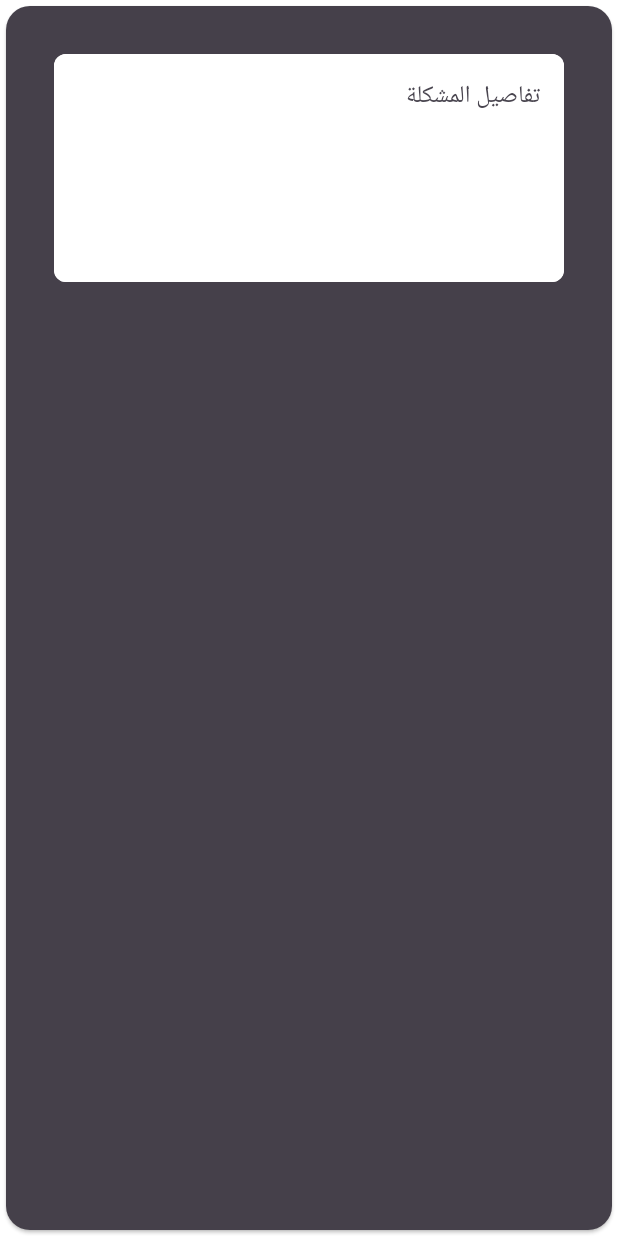
After one commit to HeshamAhmed1004/Crafts-Men, a Flutter app: the screen it shows after launch, after a tap on "Finishing", on a phone screen of 412 x 824 dp. The commit adds this screen. Run offline on Flutter 3.47's test engine with Material 3 defaults, Android fonts, the light colour scheme and no system bars; our stand-ins replace dio, flutter_bloc, flutter_screenutil, freezed_annotation, get_it, pretty_dio_logger and 1 more; generated files the repository leaves out were written again.

Commit message:
make some refactor

```diff
--- a/lib/core/routing/app_router.dart
+++ b/lib/core/routing/app_router.dart
@@ -5,6 +5,7 @@ import 'package:trade_craft/core/di/dependency_injection.dart';
 import 'package:trade_craft/core/routing/routes.dart';
 import 'package:trade_craft/features/home/home_screen.dart';
 import 'package:trade_craft/features/login/logic/login_cubit.dart';
+import 'package:trade_craft/features/service/ui/sevice_screen.dart';
 
 import '../../features/login/ui/login_screen.dart';
 import '../../features/signup/ui/signup_screen.dart';
@@ -12,20 +13,13 @@ import '../../features/signup/ui/signup_screen.dart';
 class AppRouter {
   Route generateRoute(RouteSettings settings) {
     //this arguments to be passed in any screen like this ( arguments as ClassName )
-    //final arguments = settings.arguments;
+    final arguments = settings.arguments;
     switch (settings.name) {
     //on boarding
       // case Routes.onBoardingScreen:
       //   return MaterialPageRoute(
       //     builder: (context) => const OnBoardingScreen(),
       //   );
-    //home screen
-      // case Routes.homeScreen:
-      //   return MaterialPageRoute(
-      //     builder: (context) => const HomeScreen(),
-      //   );
-
-
 
       case Routes.loginScreen:
         return MaterialPageRoute(
@@ -43,12 +37,11 @@ class AppRouter {
         return MaterialPageRoute(
           builder: (context) =>  const HomeScreen(),
         );
-      // case Routes.signupScreen:
-      //   return MaterialPageRoute(
-      //     builder: (context) => BlocProvider(
-      //         create: (context) => getIt<SignupCubit>(),
-      //         child: const SignupScreen()),
-      //   );
+      case Routes.serviceScreen:
+        return MaterialPageRoute(
+          builder: (context) =>  const ServiceScreen(),
+        );
+
       default:
         return MaterialPageRoute(
           builder: (context) => const Scaffold(
--- a/lib/core/routing/routes.dart
+++ b/lib/core/routing/routes.dart
@@ -4,5 +4,6 @@ class Routes{
   static const String loginScreen= '/loginScreen';
   static const String signupScreen= '/signupScreen';
   static const String homeScreen= '/homeScreen';
+  static const String serviceScreen= '/serviceScreen';
 
 }
--- a/lib/core/widgets/custom_text_field.dart
+++ b/lib/core/widgets/custom_text_field.dart
@@ -2,14 +2,15 @@ import 'package:flutter/material.dart';
 
 class CustomTextField extends StatelessWidget {
   final String hint;
-  final IconData icon;
+  final IconData ?icon;
   final TextInputType? keyboardType;
+  final InputBorder? border;
 
   const CustomTextField({
     super.key,
     required this.hint,
-    required this.icon,
-    this.keyboardType,
+     this.icon,
+    this.keyboardType, this.border,
   });
 
   @override
@@ -20,7 +21,7 @@ class CustomTextField extends StatelessWidget {
         prefixIcon: Icon(icon),
         filled: true,
         fillColor: Colors.white,
-        border: OutlineInputBorder(
+        border:border ?? OutlineInputBorder(
           borderRadius: BorderRadius.circular(8),
           borderSide: BorderSide.none,
         ),
--- a/lib/features/home/ui/widgets/services_grid.dart
+++ b/lib/features/home/ui/widgets/services_grid.dart
@@ -1,4 +1,7 @@
 import 'package:flutter/material.dart';
+import 'package:trade_craft/core/helpers/extention.dart';
+import 'package:trade_craft/core/routing/app_router.dart';
+import 'package:trade_craft/core/routing/routes.dart';
 import 'package:trade_craft/features/home/ui/widgets/service.dart';
 
 class ServicesGrid extends StatelessWidget {
@@ -39,7 +42,12 @@ class ServiceCard extends StatelessWidget {
 
   @override
   Widget build(BuildContext context) {
-    return Column(
+    return GestureDetector(
+      onTap: () {
+        // TODO: Navigate to service screen
+        context.pushNamed(Routes.serviceScreen,arguments: service.name);
+      },
+      child: Column(
         children: [
           Expanded(
             child: Container(
@@ -67,6 +75,7 @@ class ServiceCard extends StatelessWidget {
             ),
           ),
         ],
+      ),
     );
   }
 }
--- /dev/null
+++ b/lib/features/service/ui/sevice_screen.dart
@@ -0,0 +1,31 @@
+import 'package:flutter/material.dart';
+
+import 'widgets/problem_description_text_filed.dart';
+
+class ServiceScreen extends StatelessWidget {
+  const ServiceScreen({super.key});
+
+  @override
+  Widget build(BuildContext context) {
+    return Scaffold(
+      body: SafeArea(
+        child: Card(
+          color: const Color(0xFF45404a),
+          shape: RoundedRectangleBorder(
+            borderRadius: BorderRadius.circular(16),
+          ),
+          child: const Padding(
+            padding: EdgeInsets.all(32.0),
+            child: Column(
+              children: [
+                ProblemDescriptionTextField(
+                  maxLines: 5,
+                  hint: "تفاصيل المشكلة",),
+              ],
+            ),
+          ),
+        ),
+      ),
+    );
+  }
+}
--- /dev/null
+++ b/lib/features/service/ui/widgets/problem_description_text_filed.dart
@@ -0,0 +1,49 @@
+import 'package:flutter/material.dart';
+
+class ProblemDescriptionTextField extends StatelessWidget {
+  const ProblemDescriptionTextField({super.key, required this.hint, this.maxLines = 1, this.onSaved, this.onChanged});
+
+  final String hint;
+  final int maxLines;
+  final void Function(String?)? onSaved;
+  final void Function(String?)? onChanged;
+  @override
+  Widget build(BuildContext context) {
+    return TextFormField(
+      textAlign: TextAlign.right,
+      onChanged: onChanged,
+      onSaved: onSaved,
+      maxLines: maxLines,
+      validator: (value){
+        if (value?.isEmpty ?? true)
+        {
+          return 'Filed is requie';
+        }else {
+          return null;
+        }
+      },
+      decoration: InputDecoration(
+        filled: true,
+        fillColor: Colors.white,
+        hintText: hint,
+        // hintStyle: const TextStyle(
+        //   color: Colors.grey,
+        //
+        // ),
+
+        border: buildBorder(),
+        focusedBorder: buildBorder(Colors.white),
+        enabledBorder: buildBorder(),
+      ),
+    );
+  }
+}
+
+OutlineInputBorder buildBorder([color]) {
+  return OutlineInputBorder(
+    borderRadius: BorderRadius.circular(8),
+    borderSide: BorderSide(
+      color: color ?? Colors.white,
+    ),
+  );
+}
```
Also changed, not shown: lib/features/home/home_screen.dart (line endings or trailing spaces). Lines whose indentation alone changed are shown as unchanged.
